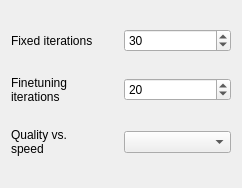
First picture: the form in ui/LayoutOptions_FMMM.ui, repository ggonnella/gfaviz, before the edit.
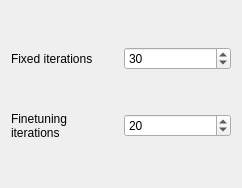
Second picture: the form after the edit.

Commit message: Removed QvS function from FMMM (QvS just overwrote iteration settings)

Patch:
```diff
--- a/ui/LayoutOptions_FMMM.ui
+++ b/ui/LayoutOptions_FMMM.ui
@@ -52,21 +52,6 @@
      </property>
     </widget>
    </item>
-   <item row="2" column="0">
-    <widget class="QLabel" name="label_3">
-     <property name="text">
-      <string>Quality vs.
-speed</string>
-     </property>
-    </widget>
-   </item>
-   <item row="2" column="1">
-    <widget class="QComboBox" name="QvS">
-     <property name="sizeAdjustPolicy">
-      <enum>QComboBox::AdjustToMinimumContentsLength</enum>
-     </property>
-    </widget>
-   </item>
   </layout>
  </widget>
  <resources/>
```
The commit also changes 5 other files.
